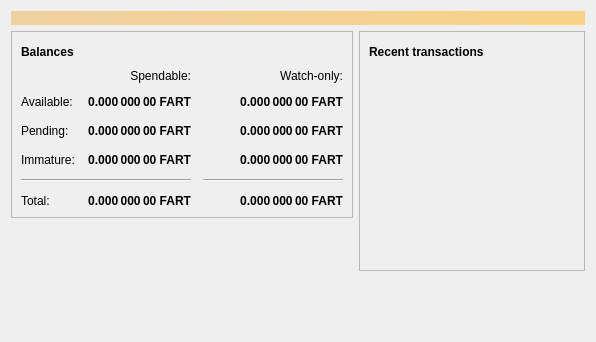
Before: the Qt Designer form src/qt/forms/overviewpage.ui in plazma48/fartcoin, drawn with Qt 5.
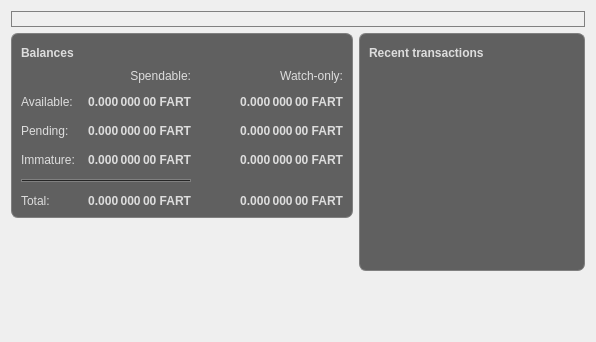
After: the same form once the commit is applied. Icons and pictures are not drawn.

Commit message: Wallet Design Update

What changed in the file:
```diff
--- a/src/qt/forms/overviewpage.ui
+++ b/src/qt/forms/overviewpage.ui
@@ -20,7 +20,7 @@
       <bool>false</bool>
      </property>
      <property name="styleSheet">
-      <string notr="true">QLabel { background-color: qlineargradient(x1: 0, y1: 0, x2: 1, y2: 0, stop:0 #F0D0A0, stop:1 #F8D488); color:#000000; }</string>
+      <string notr="true">QLabel { border: 1px solid grey; background-color: rgba(0, 0, 0, 0%); }</string>
      </property>
      <property name="wordWrap">
       <bool>true</bool>
@@ -39,6 +39,9 @@
       <layout class="QVBoxLayout" name="verticalLayout_2">
        <item>
         <widget class="QFrame" name="frame">
+              <property name="styleSheet">
+               <string notr="true">background-color: rgba(0, 0, 0, 60%); color: #DDDDDD; border: 1px solid grey; border-radius: 7px; </string>
+              </property>
          <property name="frameShape">
           <enum>QFrame::StyledPanel</enum>
          </property>
@@ -50,6 +53,9 @@
            <layout class="QHBoxLayout" name="horizontalLayout_4">
             <item>
              <widget class="QLabel" name="label_5">
+              <property name="styleSheet">
+               <string notr="true">background-color: rgba(0, 0, 0, 0%); color: #DDDDDD; border: 0px; </string>
+              </property>
               <property name="font">
                <font>
                 <weight>75</weight>
@@ -75,6 +81,9 @@
               <property name="toolTip">
                <string>The displayed information may be out of date. Your wallet automatically synchronizes with the Fartcoin network after a connection is established, but this process has not completed yet.</string>
               </property>
+            <property name="styleSheet">
+             <string notr="true"> background-color: rgba(0, 0, 0, 0%); color: red; border-radius: 7px; border: 0px;</string>
+            </property>
               <property name="text">
                <string/>
               </property>
@@ -116,6 +125,9 @@
             </property>
             <item row="2" column="2">
              <widget class="QLabel" name="labelWatchPending">
+              <property name="styleSheet">
+               <string notr="true">background-color: rgba(0, 0, 0, 0%); color: #DDDDDD; border: 0px; </string>
+              </property>
               <property name="font">
                <font>
                 <weight>75</weight>
@@ -141,6 +153,9 @@
             </item>
             <item row="2" column="1">
              <widget class="QLabel" name="labelUnconfirmed">
+              <property name="styleSheet">
+               <string notr="true">background-color: rgba(0, 0, 0, 0%); color: #DDDDDD; border: 0px; </string>
+              </property>
               <property name="font">
                <font>
                 <weight>75</weight>
@@ -166,9 +181,12 @@
             </item>
             <item row="3" column="2">
              <widget class="QLabel" name="labelWatchImmature">
+              <property name="styleSheet">
+               <string notr="true">background-color: rgba(0, 0, 0, 0%); color: #DDDDDD; border: 0px; </string>
+              </property>
               <property name="font">
                <font>
-                <weight>75</weight>
+                <weight>75</weight>border-radius: 7px; border: 1px solid #AAAAAA;
                 <bold>true</bold>
                </font>
               </property>
@@ -198,6 +216,9 @@
             </item>
             <item row="4" column="2">
              <widget class="Line" name="lineWatchBalance">
+              <property name="styleSheet">
+               <string notr="true">background-color: rgba(0, 0, 0, 0%); color: #DDDDDD; border: 0px; </string>
+              </property>
               <property name="sizePolicy">
                <sizepolicy hsizetype="Preferred" vsizetype="Fixed">
                 <horstretch>0</horstretch>
@@ -217,6 +238,9 @@
             </item>
             <item row="5" column="0">
              <widget class="QLabel" name="labelTotalText">
+              <property name="styleSheet">
+               <string notr="true">background-color: rgba(0, 0, 0, 0%); color: #DDDDDD; border: 0px; </string>
+              </property>
               <property name="text">
                <string>Total:</string>
               </property>
@@ -224,6 +248,9 @@
             </item>
             <item row="3" column="1">
              <widget class="QLabel" name="labelImmature">
+              <property name="styleSheet">
+               <string notr="true">background-color: rgba(0, 0, 0, 0%); color: #DDDDDD; border: 0px; </string>
+              </property>
               <property name="font">
                <font>
                 <weight>75</weight>
@@ -262,6 +289,9 @@
             </item>
             <item row="3" column="0">
              <widget class="QLabel" name="labelImmatureText">
+              <property name="styleSheet">
+               <string notr="true">background-color: rgba(0, 0, 0, 0%); color: #DDDDDD; border: 0px; </string>
+              </property>
               <property name="text">
                <string>Immature:</string>
               </property>
@@ -269,6 +299,9 @@
             </item>
             <item row="5" column="1">
              <widget class="QLabel" name="labelTotal">
+              <property name="styleSheet">
+               <string notr="true">background-color: rgba(0, 0, 0, 0%); color: #DDDDDD; border: 0px; </string>
+              </property>
               <property name="font">
                <font>
                 <weight>75</weight>
@@ -294,6 +327,9 @@
             </item>
             <item row="5" column="2">
              <widget class="QLabel" name="labelWatchTotal">
+              <property name="styleSheet">
+               <string notr="true">background-color: rgba(0, 0, 0, 0%); color: #DDDDDD; border: 0px; </string>
+              </property>
               <property name="font">
                <font>
                 <weight>75</weight>
@@ -319,6 +355,9 @@
             </item>
             <item row="0" column="2">
              <widget class="QLabel" name="labelWatchonly">
+              <property name="styleSheet">
+               <string notr="true">background-color: rgba(0, 0, 0, 0%); color: #DDDDDD; border: 0px; </string>
+              </property>
               <property name="text">
                <string>Watch-only:</string>
               </property>
@@ -329,6 +368,9 @@
             </item>
             <item row="1" column="0">
              <widget class="QLabel" name="labelBalanceText">
+              <property name="styleSheet">
+               <string notr="true">background-color: rgba(0, 0, 0, 0%); color: #DDDDDD; border: 0px; </string>
+              </property>
               <property name="text">
                <string>Available:</string>
               </property>
@@ -336,6 +378,9 @@
             </item>
             <item row="1" column="1">
              <widget class="QLabel" name="labelBalance">
+              <property name="styleSheet">
+               <string notr="true">background-color: rgba(0, 0, 0, 0%); color: #DDDDDD; border: 0px; </string>
+              </property>
               <property name="font">
                <font>
                 <weight>75</weight>
@@ -361,6 +406,9 @@
             </item>
             <item row="1" column="2">
              <widget class="QLabel" name="labelWatchAvailable">
+              <property name="styleSheet">
+               <string notr="true">background-color: rgba(0, 0, 0, 0%); color: #DDDDDD; border: 0px; </string>
+              </property>
               <property name="font">
                <font>
                 <weight>75</weight>
@@ -386,6 +434,9 @@
             </item>
             <item row="2" column="0">
              <widget class="QLabel" name="labelPendingText">
+              <property name="styleSheet">
+               <string notr="true">background-color: rgba(0, 0, 0, 0%); color: #DDDDDD; border: 0px; </string>
+              </property>
               <property name="text">
                <string>Pending:</string>
               </property>
@@ -393,6 +444,9 @@
             </item>
             <item row="0" column="1">
              <widget class="QLabel" name="labelSpendable">
+              <property name="styleSheet">
+               <string notr="true">background-color: rgba(0, 0, 0, 0%); color: #DDDDDD; border: 0px; </string>
+              </property>
               <property name="text">
                <string>Spendable:</string>
               </property>
@@ -449,6 +503,9 @@
       <layout class="QVBoxLayout" name="verticalLayout_3">
        <item>
         <widget class="QFrame" name="frame_2">
+		<property name="styleSheet">
+                <string notr="true"> background-color: rgba(0, 0, 0, 60%); border-radius: 7px; border: 1px solid grey;</string>             
+                </property>
          <property name="frameShape">
           <enum>QFrame::StyledPanel</enum>
          </property>
@@ -460,6 +517,9 @@
            <layout class="QHBoxLayout" name="horizontalLayout_2">
             <item>
              <widget class="QLabel" name="label_4">
+            <property name="styleSheet">
+             <string notr="true"> background-color: rgba(0, 0, 0, 0%); color: #DDDDDD; border: 0px;</string>
+            </property>
               <property name="font">
                <font>
                 <weight>75</weight>
@@ -485,6 +545,9 @@
               <property name="toolTip">
                <string>The displayed information may be out of date. Your wallet automatically synchronizes with the Fartcoin network after a connection is established, but this process has not completed yet.</string>
               </property>
+            <property name="styleSheet">
+             <string notr="true"> background-color: rgba(0, 0, 0, 0%); color: red; border-radius: 7px; border: 0px;</string>
+            </property>
               <property name="text">
                <string/>
               </property>
@@ -522,7 +585,7 @@
           <item>
            <widget class="QListView" name="listTransactions">
             <property name="styleSheet">
-             <string notr="true">QListView { background: transparent; }</string>
+             <string notr="true"> background-color: rgba(255, 255, 255, 0%); color: #DDDDDD;  border: 0px; </string>
             </property>
             <property name="frameShape">
              <enum>QFrame::NoFrame</enum>
```
Left out of the diff: 5 changed lines with no effect on the pictures. The commit also changes 3 other files.
